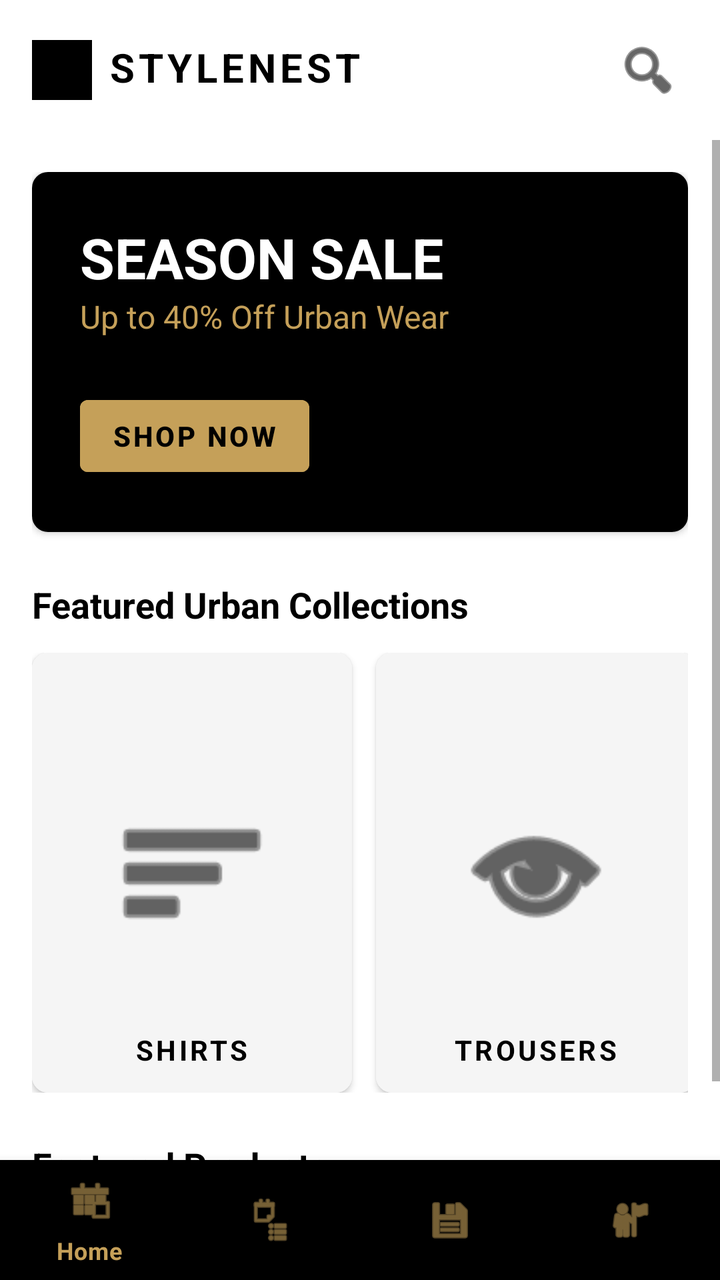
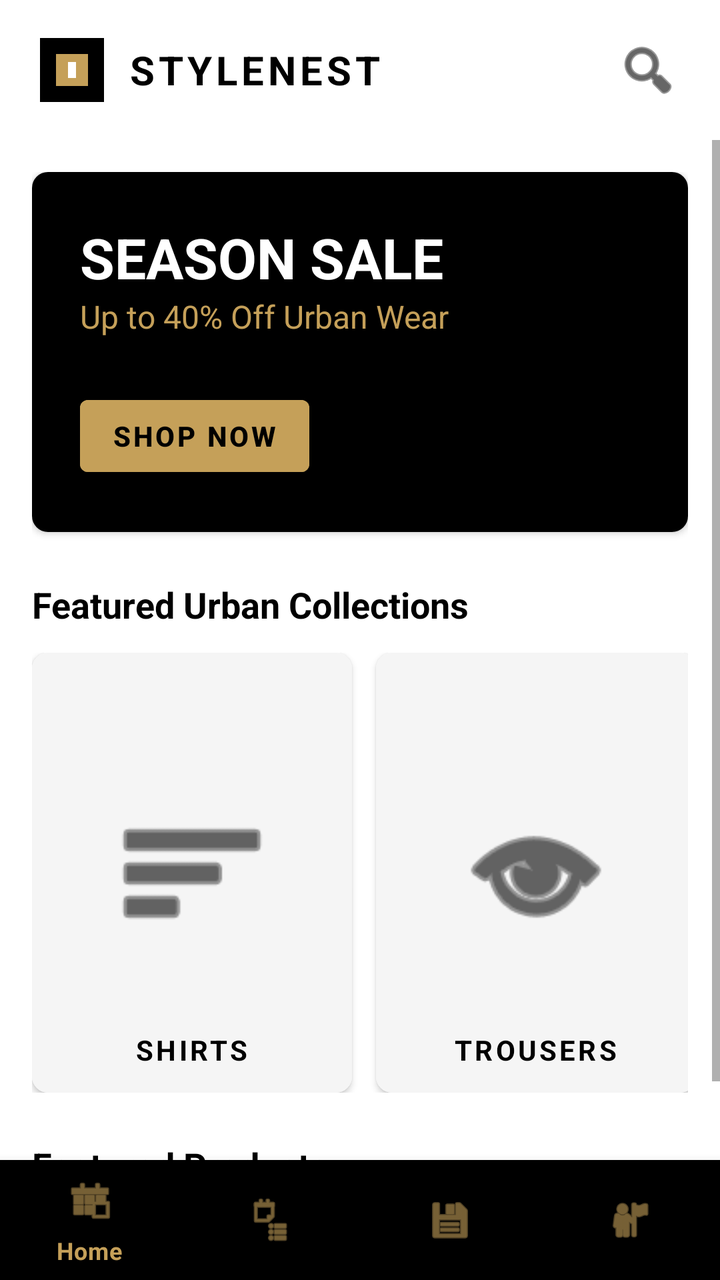

Compare the two renders of this Android layout. The source of the first and the diff that turns it into the second are given below.
<!-- AndroidManifest.xml: application theme Theme.StyleNest20877 -->
<!-- res/layout/activity_main.xml -->
<?xml version="1.0" encoding="utf-8"?>
<RelativeLayout xmlns:android="http://schemas.android.com/apk/res/android"
    xmlns:app="http://schemas.android.com/apk/res-auto"
    android:layout_width="match_parent"
    android:layout_height="match_parent"
    android:background="@color/brand_white">

    <RelativeLayout
        android:id="@+id/topBar"
        android:layout_width="match_parent"
        android:layout_height="70dp"
        android:background="@color/brand_white"
        android:paddingHorizontal="16dp">

        <LinearLayout
            android:layout_width="wrap_content"
            android:layout_height="wrap_content"
            android:layout_centerVertical="true"
            android:orientation="horizontal">

            <View
                android:layout_width="30dp"
                android:layout_height="30dp"
                android:background="@color/brand_black" />

            <TextView
                android:layout_width="wrap_content"
                android:layout_height="wrap_content"
                android:layout_marginStart="8dp"
                android:text="STYLENEST"
                android:textColor="@color/brand_black"
                android:textSize="20sp"
                android:textStyle="bold"
                android:letterSpacing="0.1" />
        </LinearLayout>

        <ImageButton
            android:layout_width="40dp"
            android:layout_height="40dp"
            android:layout_alignParentEnd="true"
            android:layout_centerVertical="true"
            android:background="?android:attr/selectableItemBackgroundBorderless"
            android:src="@android:drawable/ic_menu_search"
            app:tint="@color/brand_black" />
    </RelativeLayout>

    <ScrollView
        android:layout_width="match_parent"
        android:layout_height="match_parent"
        android:layout_above="@id/bottomNavigation"
        android:layout_below="@id/topBar">

        <LinearLayout
            android:layout_width="match_parent"
            android:layout_height="wrap_content"
            android:orientation="vertical"
            android:padding="16dp">

            <androidx.cardview.widget.CardView
                android:layout_width="match_parent"
                android:layout_height="180dp"
                app:cardCornerRadius="8dp"
                app:cardElevation="2dp">

                <RelativeLayout
                    android:layout_width="match_parent"
                    android:layout_height="match_parent"
                    android:background="@color/brand_black"
                    android:padding="24dp">

                    <TextView
                        android:id="@+id/bannerTitle"
                        android:layout_width="wrap_content"
                        android:layout_height="wrap_content"
                        android:text="SEASON SALE"
                        android:textColor="@color/brand_white"
                        android:textSize="28sp"
                        android:textStyle="bold" />

                    <TextView
                        android:layout_width="wrap_content"
                        android:layout_height="wrap_content"
                        android:layout_below="@id/bannerTitle"
                        android:text="Up to 40% Off Urban Wear"
                        android:textColor="@color/brand_gold"
                        android:textSize="16sp" />

                    <Button
                        android:id="@+id/btnExplore"
                        android:layout_width="wrap_content"
                        android:layout_height="wrap_content"
                        android:layout_alignParentBottom="true"
                        android:backgroundTint="@color/brand_gold"
                        android:text="SHOP NOW"
                        android:textColor="@color/brand_black"
                        android:textStyle="bold" />
                </RelativeLayout>
            </androidx.cardview.widget.CardView>

            <TextView
                android:layout_width="wrap_content"
                android:layout_height="wrap_content"
                android:layout_marginTop="24dp"
                android:text="Featured Urban Collections"
                android:textColor="@color/brand_black"
                android:textSize="18sp"
                android:textStyle="bold" />

            
            <HorizontalScrollView
                android:layout_width="match_parent"
                android:layout_height="wrap_content"
                android:layout_marginTop="12dp"
                android:scrollbars="none">

                <LinearLayout
                    android:layout_width="wrap_content"
                    android:layout_height="wrap_content"
                    android:orientation="horizontal">

                    
                    <androidx.cardview.widget.CardView
                        android:id="@+id/cardShirts"
                        android:layout_width="160dp"
                        android:layout_height="220dp"
                        android:layout_marginEnd="12dp"
                        android:clickable="true"
                        android:focusable="true"
                        android:foreground="?android:attr/selectableItemBackground"
                        app:cardCornerRadius="8dp">
                        <RelativeLayout
                            android:layout_width="match_parent"
                            android:layout_height="match_parent"
                            android:background="@color/gray_light">
                            <ImageView
                                android:layout_width="80dp"
                                android:layout_height="80dp"
                                android:layout_centerInParent="true"
                                android:src="@android:drawable/ic_menu_sort_by_size"
                                app:tint="@color/brand_black" />
                            <TextView
                                android:layout_width="wrap_content"
                                android:layout_height="wrap_content"
                                android:layout_alignParentBottom="true"
                                android:layout_centerHorizontal="true"
                                android:layout_margin="12dp"
                                android:text="SHIRTS"
                                android:textColor="@color/brand_black"
                                android:textStyle="bold"
                                android:letterSpacing="0.1" />
                        </RelativeLayout>
                    </androidx.cardview.widget.CardView>

                    
                    <androidx.cardview.widget.CardView
                        android:id="@+id/cardTrousers"
                        android:layout_width="160dp"
                        android:layout_height="220dp"
                        android:layout_marginEnd="12dp"
                        android:clickable="true"
                        android:focusable="true"
                        android:foreground="?android:attr/selectableItemBackground"
                        app:cardCornerRadius="8dp">
                        <RelativeLayout
                            android:layout_width="match_parent"
                            android:layout_height="match_parent"
                            android:background="@color/gray_light">
                            <ImageView
                                android:layout_width="80dp"
                                android:layout_height="80dp"
                                android:layout_centerInParent="true"
                                android:src="@android:drawable/ic_menu_view"
                                app:tint="@color/brand_black" />
                            <TextView
                                android:layout_width="wrap_content"
                                android:layout_height="wrap_content"
                                android:layout_alignParentBottom="true"
                                android:layout_centerHorizontal="true"
                                android:layout_margin="12dp"
                                android:text="TROUSERS"
                                android:textColor="@color/brand_black"
                                android:textStyle="bold"
                                android:letterSpacing="0.1" />
                        </RelativeLayout>
                    </androidx.cardview.widget.CardView>

                    
                    <androidx.cardview.widget.CardView
                        android:id="@+id/cardAccessories"
                        android:layout_width="160dp"
                        android:layout_height="220dp"
                        android:clickable="true"
                        android:focusable="true"
                        android:foreground="?android:attr/selectableItemBackground"
                        app:cardCornerRadius="8dp">
                        <RelativeLayout
                            android:layout_width="match_parent"
                            android:layout_height="match_parent"
                            android:background="@color/gray_light">
                            <ImageView
                                android:layout_width="80dp"
                                android:layout_height="80dp"
                                android:layout_centerInParent="true"
                                android:src="@android:drawable/btn_star_big_on"
                                app:tint="@color/brand_black" />
                            <TextView
                                android:layout_width="wrap_content"
                                android:layout_height="wrap_content"
                                android:layout_alignParentBottom="true"
                                android:layout_centerHorizontal="true"
                                android:layout_margin="12dp"
                                android:text="ACCESSORIES"
                                android:textColor="@color/brand_black"
                                android:textStyle="bold"
                                android:letterSpacing="0.1" />
                        </RelativeLayout>
                    </androidx.cardview.widget.CardView>

                </LinearLayout>
            </HorizontalScrollView>

            <TextView
                android:layout_width="wrap_content"
                android:layout_height="wrap_content"
                android:layout_marginTop="24dp"
                android:text="Featured Products"
                android:textColor="@color/brand_black"
                android:textSize="18sp"
                android:textStyle="bold" />

            <androidx.recyclerview.widget.RecyclerView
                android:id="@+id/recyclerViewFeatured"
                android:layout_width="match_parent"
                android:layout_height="wrap_content"
                android:layout_marginTop="12dp"
                android:nestedScrollingEnabled="false" />

        </LinearLayout>
    </ScrollView>

    <com.google.android.material.bottomnavigation.BottomNavigationView
        android:id="@+id/bottomNavigation"
        android:layout_width="match_parent"
        android:layout_height="60dp"
        android:layout_alignParentBottom="true"
        android:background="@color/brand_black"
        app:itemIconTint="@color/brand_gold"
        app:itemTextColor="@color/brand_gold"
        app:menu="@menu/bottom_nav_menu" />

</RelativeLayout>
<!-- resources referenced by this layout -->
<resources>
  <color name="brand_black">#000000</color>
  <color name="brand_gold">#C5A059</color>
  <color name="brand_white">#FFFFFF</color>
  <color name="gray_light">#F5F5F5</color>
  <style name="Theme.StyleNest20877" parent="Theme.MaterialComponents.DayNight.NoActionBar">
          <item name="colorPrimary">@color/brand_black</item>
          <item name="colorSecondary">@color/brand_gold</item>
          <item name="android:statusBarColor">@color/brand_black</item>
      </style>
</resources>

<!-- the commit's change to res/layout/activity_main.xml (unified diff, before → after) -->
@@ -16,12 +16,13 @@
             android:layout_width="wrap_content"
             android:layout_height="wrap_content"
             android:layout_centerVertical="true"
+            android:gravity="center_vertical"
             android:orientation="horizontal">
 
-            <View
-                android:layout_width="30dp"
-                android:layout_height="30dp"
-                android:background="@color/brand_black" />
+            <ImageView
+                android:layout_width="40dp"
+                android:layout_height="40dp"
+                android:src="@drawable/ic_stylenest_logo" />
 
             <TextView
                 android:layout_width="wrap_content"
<!-- resource entries referenced after the edit -->
@@ -4,6 +4,22 @@
   <color name="brand_gold">#C5A059</color>
   <color name="brand_white">#FFFFFF</color>
   <color name="gray_light">#F5F5F5</color>
+  <!-- drawable ic_stylenest_logo (drawable) -->
+  <vector xmlns:android="http://schemas.android.com/apk/res/android"
+      android:width="100dp"
+      android:height="100dp"
+      android:viewportWidth="100"
+      android:viewportHeight="100">
+      <path
+          android:fillColor="@color/brand_black"
+          android:pathData="M10,10h80v80h-80z" />
+      <path
+          android:fillColor="@color/brand_gold"
+          android:pathData="M30,30h40v40h-40z" />
+      <path
+          android:fillColor="@color/brand_white"
+          android:pathData="M45,40h10v20h-10z" />
+  </vector>
   <style name="Theme.StyleNest20877" parent="Theme.MaterialComponents.DayNight.NoActionBar">
           <item name="colorPrimary">@color/brand_black</item>
           <item name="colorSecondary">@color/brand_gold</item>
